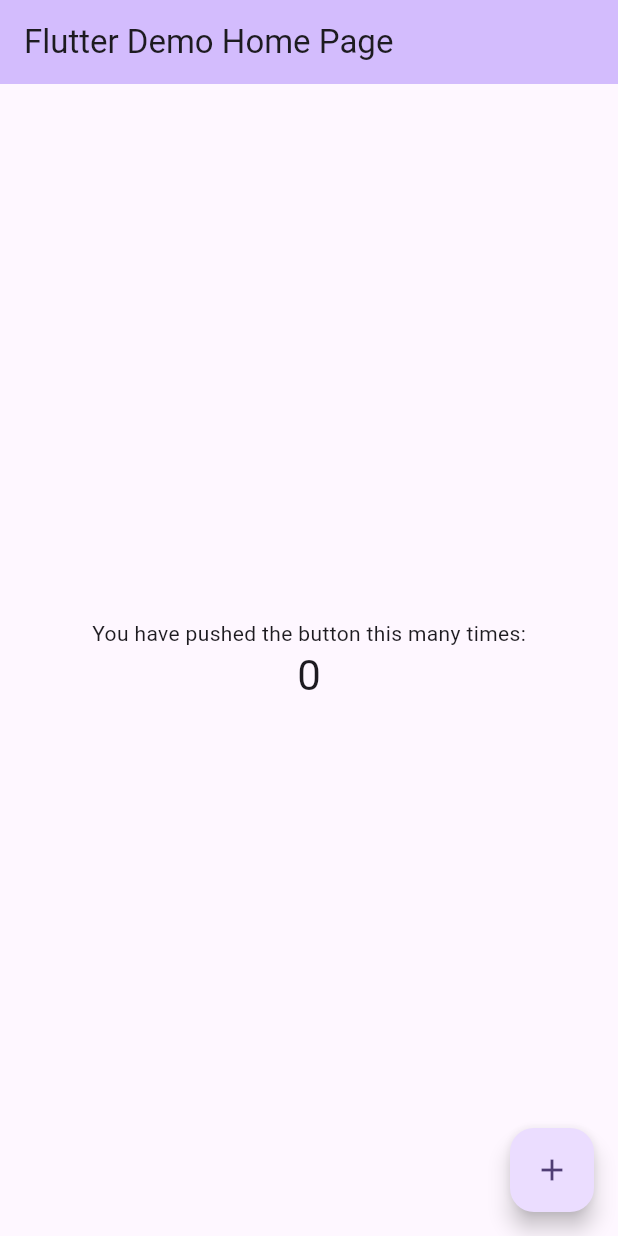
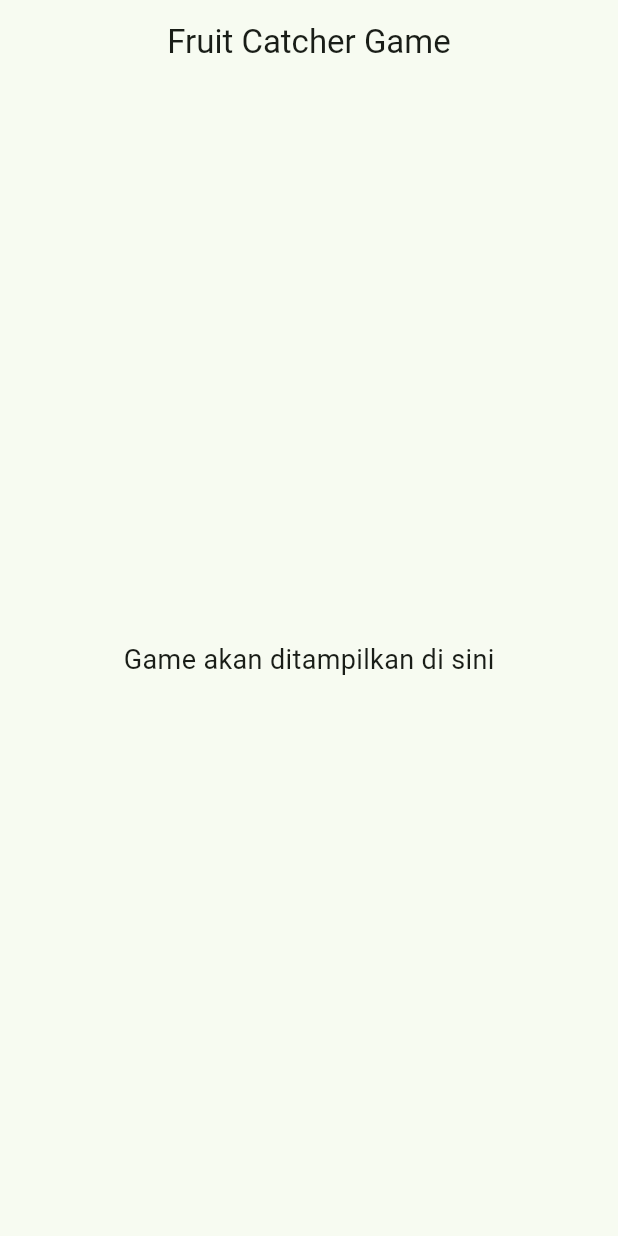
Before and after one commit to agrahafiz13/fruit_catcher_game_s6_1123150025, a Flutter app: the screen it shows after launch, on a phone screen of 412 x 824 dp. Run offline on Flutter 3.47's test engine with Material 3 defaults, Android fonts, the phone set to English and light mode, and no system bars.

Commit message:
update main

```diff
--- a/lib/main.dart
+++ b/lib/main.dart
@@ -7,116 +7,36 @@ void main() {
 class MyApp extends StatelessWidget {
   const MyApp({super.key});
 
-  // This widget is the root of your application.
   @override
   Widget build(BuildContext context) {
     return MaterialApp(
-      title: 'Flutter Demo',
+      title: 'Fruit Catcher Game',
+      debugShowCheckedModeBanner: false,
       theme: ThemeData(
-        // This is the theme of your application.
-        //
-        // TRY THIS: Try running your application with "flutter run". You'll see
-        // the application has a purple toolbar. Then, without quitting the app,
-        // try changing the seedColor in the colorScheme below to Colors.green
-        // and then invoke "hot reload" (save your changes or press the "hot
-        // reload" button in a Flutter-supported IDE, or press "r" if you used
-        // the command line to start the app).
-        //
-        // Notice that the counter didn't reset back to zero; the application
-        // state is not lost during the reload. To reset the state, use hot
-        // restart instead.
-        //
-        // This works for code too, not just values: Most code changes can be
-        // tested with just a hot reload.
-        colorScheme: ColorScheme.fromSeed(seedColor: Colors.deepPurple),
+        colorScheme: ColorScheme.fromSeed(seedColor: Colors.green),
+        useMaterial3: true,
       ),
-      home: const MyHomePage(title: 'Flutter Demo Home Page'),
+      home: const GameScreen(),
     );
   }
 }
 
-class MyHomePage extends StatefulWidget {
-  const MyHomePage({super.key, required this.title});
-
-  // This widget is the home page of your application. It is stateful, meaning
-  // that it has a State object (defined below) that contains fields that affect
-  // how it looks.
-
-  // This class is the configuration for the state. It holds the values (in this
-  // case the title) provided by the parent (in this case the App widget) and
-  // used by the build method of the State. Fields in a Widget subclass are
-  // always marked "final".
-
-  final String title;
-
-  @override
-  State<MyHomePage> createState() => _MyHomePageState();
-}
-
-class _MyHomePageState extends State<MyHomePage> {
-  int _counter = 0;
-
-  void _incrementCounter() {
-    setState(() {
-      // This call to setState tells the Flutter framework that something has
-      // changed in this State, which causes it to rerun the build method below
-      // so that the display can reflect the updated values. If we changed
-      // _counter without calling setState(), then the build method would not be
-      // called again, and so nothing would appear to happen.
-      _counter++;
-    });
-  }
+class GameScreen extends StatelessWidget {
+  const GameScreen({super.key});
 
   @override
   Widget build(BuildContext context) {
-    // This method is rerun every time setState is called, for instance as done
-    // by the _incrementCounter method above.
-    //
-    // The Flutter framework has been optimized to make rerunning build methods
-    // fast, so that you can just rebuild anything that needs updating rather
-    // than having to individually change instances of widgets.
     return Scaffold(
       appBar: AppBar(
-        // TRY THIS: Try changing the color here to a specific color (to
-        // Colors.amber, perhaps?) and trigger a hot reload to see the AppBar
-        // change color while the other colors stay the same.
-        backgroundColor: Theme.of(context).colorScheme.inversePrimary,
-        // Here we take the value from the MyHomePage object that was created by
-        // the App.build method, and use it to set our appbar title.
-        title: Text(widget.title),
+        title: const Text('Fruit Catcher Game'),
+        centerTitle: true,
       ),
-      body: Center(
-        // Center is a layout widget. It takes a single child and positions it
-        // in the middle of the parent.
-        child: Column(
-          // Column is also a layout widget. It takes a list of children and
-          // arranges them vertically. By default, it sizes itself to fit its
-          // children horizontally, and tries to be as tall as its parent.
-          //
-          // Column has various properties to control how it sizes itself and
-          // how it positions its children. Here we use mainAxisAlignment to
-          // center the children vertically; the main axis here is the vertical
-          // axis because Columns are vertical (the cross axis would be
-          // horizontal).
-          //
-          // TRY THIS: Invoke "debug painting" (choose the "Toggle Debug Paint"
-          // action in the IDE, or press "p" in the console), to see the
-          // wireframe for each widget.
-          mainAxisAlignment: MainAxisAlignment.center,
-          children: <Widget>[
-            const Text('You have pushed the button this many times:'),
-            Text(
-              '$_counter',
-              style: Theme.of(context).textTheme.headlineMedium,
-            ),
-          ],
+      body: const Center(
+        child: Text(
+          'Game akan ditampilkan di sini',
+          style: TextStyle(fontSize: 18),
         ),
       ),
-      floatingActionButton: FloatingActionButton(
-        onPressed: _incrementCounter,
-        tooltip: 'Increment',
-        child: const Icon(Icons.add),
-      ), // This trailing comma makes auto-formatting nicer for build methods.
     );
   }
 }
```
